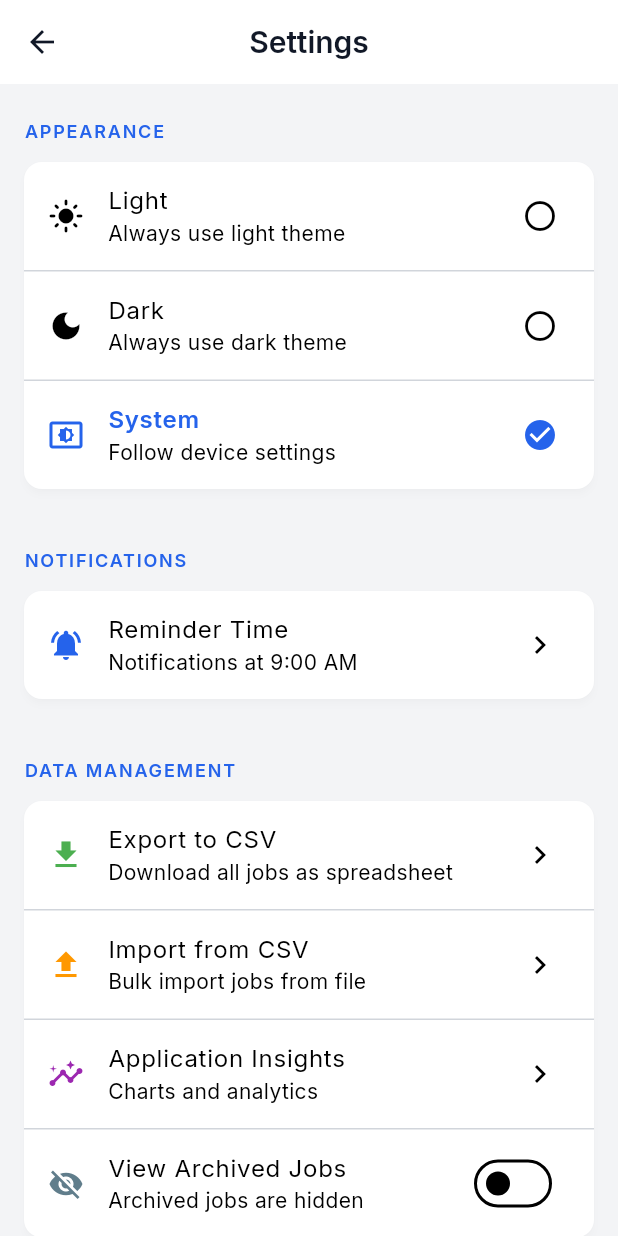
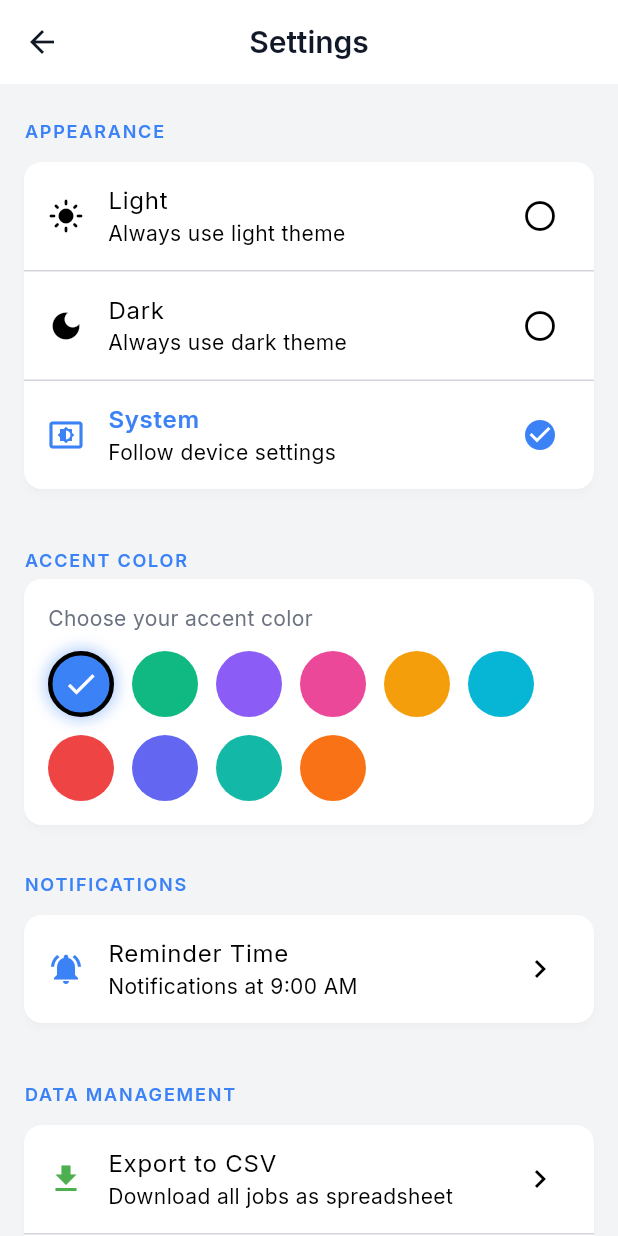
Before and after one commit to RamadanMohamed11/Job-Tracker-App, a Flutter app: the screen it shows after launch, after a tap on the "settings" icon, on a phone screen of 412 x 824 dp. Run offline on Flutter 3.47's test engine with Material 3 defaults, Android fonts, the phone set to English and light mode, and no system bars; our stand-ins replace csv, file_picker, fl_chart, flutter_bloc, flutter_local_notifications, flutter_slidable and 7 more; accounts and stored records are empty.

Commit message:
feat: Implement settings screen with theme and data management, add upcoming screen, and establish core theme system.

```diff
--- a/lib/core/theme/app_theme.dart
+++ b/lib/core/theme/app_theme.dart
@@ -16,7 +16,10 @@ class AppTheme {
   // LIGHT THEME
   // ============================================
   // Used when the user selects "Light Mode" or system is in light mode.
-  static ThemeData get lightTheme {
+  // Accepts optional custom primary color.
+  static ThemeData lightTheme({Color? primaryColor}) {
+    final primary = primaryColor ?? AppColors.primaryBlue;
+
     return ThemeData(
       // Use Material 3 design system
       useMaterial3: true,
@@ -24,15 +27,15 @@ class AppTheme {
       // Brightness tells Flutter this is a light theme
       brightness: Brightness.light,
 
-      // Primary color - the main brand color (blue)
-      primaryColor: AppColors.primaryBlue,
+      // Primary color - the main brand color
+      primaryColor: primary,
 
       // Color scheme - defines all the colors used by Material widgets
-      colorScheme: const ColorScheme.light(
-        primary: AppColors.primaryBlue,
-        secondary: AppColors.primaryBlue,
+      colorScheme: ColorScheme.light(
+        primary: primary,
+        secondary: primary,
         surface: AppColors.cardLight,
-        error: Color(0xFFDC2626),
+        error: const Color(0xFFDC2626),
       ),
 
       // Scaffold background color (the main screen background)
@@ -77,7 +80,7 @@ class AppTheme {
         ),
         focusedBorder: OutlineInputBorder(
           borderRadius: BorderRadius.circular(8),
-          borderSide: const BorderSide(color: AppColors.primaryBlue, width: 2),
+          borderSide: BorderSide(color: primary, width: 2),
         ),
         errorBorder: OutlineInputBorder(
           borderRadius: BorderRadius.circular(8),
@@ -90,7 +93,7 @@ class AppTheme {
       // Elevated button theme
       elevatedButtonTheme: ElevatedButtonThemeData(
         style: ElevatedButton.styleFrom(
-          backgroundColor: AppColors.primaryBlue,
+          backgroundColor: primary,
           foregroundColor: Colors.white,
           padding: const EdgeInsets.symmetric(horizontal: 24, vertical: 12),
           shape: RoundedRectangleBorder(borderRadius: BorderRadius.circular(8)),
@@ -104,7 +107,7 @@ class AppTheme {
       // Text button theme
       textButtonTheme: TextButtonThemeData(
         style: TextButton.styleFrom(
-          foregroundColor: AppColors.primaryBlue,
+          foregroundColor: primary,
           textStyle: GoogleFonts.inter(
             fontSize: 14,
             fontWeight: FontWeight.w500,
@@ -113,8 +116,8 @@ class AppTheme {
       ),
 
       // Floating action button theme
-      floatingActionButtonTheme: const FloatingActionButtonThemeData(
-        backgroundColor: AppColors.primaryBlue,
+      floatingActionButtonTheme: FloatingActionButtonThemeData(
+        backgroundColor: primary,
         foregroundColor: Colors.white,
         elevation: 4,
       ),
@@ -206,17 +209,20 @@ class AppTheme {
   // DARK THEME
   // ============================================
   // Used when the user selects "Dark Mode" or system is in dark mode.
-  static ThemeData get darkTheme {
+  // Accepts optional custom primary color.
+  static ThemeData darkTheme({Color? primaryColor}) {
+    final primary = primaryColor ?? AppColors.primaryBlueDark;
+
     return ThemeData(
       useMaterial3: true,
       brightness: Brightness.dark,
-      primaryColor: AppColors.primaryBlueDark,
+      primaryColor: primary,
 
-      colorScheme: const ColorScheme.dark(
-        primary: AppColors.primaryBlueDark,
-        secondary: AppColors.primaryBlueDark,
+      colorScheme: ColorScheme.dark(
+        primary: primary,
+        secondary: primary,
         surface: AppColors.cardDark,
-        error: Color(0xFFEF4444),
+        error: const Color(0xFFEF4444),
       ),
 
       scaffoldBackgroundColor: AppColors.backgroundDark,
@@ -257,10 +263,7 @@ class AppTheme {
         ),
         focusedBorder: OutlineInputBorder(
           borderRadius: BorderRadius.circular(8),
-          borderSide: const BorderSide(
-            color: AppColors.primaryBlueDark,
-            width: 2,
-          ),
+          borderSide: BorderSide(color: primary, width: 2),
         ),
         errorBorder: OutlineInputBorder(
           borderRadius: BorderRadius.circular(8),
@@ -272,7 +275,7 @@ class AppTheme {
 
       elevatedButtonTheme: ElevatedButtonThemeData(
         style: ElevatedButton.styleFrom(
-          backgroundColor: AppColors.primaryBlueDark,
+          backgroundColor: primary,
           foregroundColor: Colors.white,
           padding: const EdgeInsets.symmetric(horizontal: 24, vertical: 12),
           shape: RoundedRectangleBorder(borderRadius: BorderRadius.circular(8)),
@@ -285,7 +288,7 @@ class AppTheme {
 
       textButtonTheme: TextButtonThemeData(
         style: TextButton.styleFrom(
-          foregroundColor: AppColors.primaryBlueDark,
+          foregroundColor: primary,
           textStyle: GoogleFonts.inter(
             fontSize: 14,
             fontWeight: FontWeight.w500,
@@ -293,8 +296,8 @@ class AppTheme {
         ),
       ),
 
-      floatingActionButtonTheme: const FloatingActionButtonThemeData(
-        backgroundColor: AppColors.primaryBlueDark,
+      floatingActionButtonTheme: FloatingActionButtonThemeData(
+        backgroundColor: primary,
         foregroundColor: Colors.white,
         elevation: 4,
       ),
--- a/lib/core/theme/theme_cubit.dart
+++ b/lib/core/theme/theme_cubit.dart
@@ -26,18 +26,37 @@ enum AppThemeMode { system, light, dark }
 // ============================================
 // THEME STATE
 // ============================================
-// The state class holds the current theme mode and notification time.
+// The state class holds the current theme mode, notification time, and custom colors.
 // It's immutable - we create new instances instead of modifying.
 class ThemeState {
   final AppThemeMode themeMode;
   final int notificationHour; // 0-23
   final int notificationMinute; // 0-59
+  final int primaryColorValue; // Custom primary color as int (Color.value)
+
+  // Preset color options for users to choose from
+  static const List<int> presetColors = [
+    0xFF3B82F6, // Blue (default)
+    0xFF10B981, // Emerald
+    0xFF8B5CF6, // Purple
+    0xFFEC4899, // Pink
+    0xFFF59E0B, // Amber
+    0xFF06B6D4, // Cyan
+    0xFFEF4444, // Red
+    0xFF6366F1, // Indigo
+    0xFF14B8A6, // Teal
+    0xFFF97316, // Orange
+  ];
 
   const ThemeState({
     this.themeMode = AppThemeMode.system,
     this.notificationHour = 9, // Default: 9:00 AM
     this.notificationMinute = 0,
+    this.primaryColorValue = 0xFF3B82F6, // Default blue
   });
+
+  // Get primary color as Color object
+  Color get primaryColor => Color(primaryColorValue);
 
   // Convert Flutter's ThemeMode to our AppThemeMode
   ThemeMode get flutterThemeMode {
@@ -64,11 +83,13 @@ class ThemeState {
     AppThemeMode? themeMode,
     int? notificationHour,
     int? notificationMinute,
+    int? primaryColorValue,
   }) {
     return ThemeState(
       themeMode: themeMode ?? this.themeMode,
       notificationHour: notificationHour ?? this.notificationHour,
       notificationMinute: notificationMinute ?? this.notificationMinute,
+      primaryColorValue: primaryColorValue ?? this.primaryColorValue,
     );
   }
 
@@ -93,12 +114,17 @@ class ThemeState {
     return other is ThemeState &&
         other.themeMode == themeMode &&
         other.notificationHour == notificationHour &&
-        other.notificationMinute == notificationMinute;
+        other.notificationMinute == notificationMinute &&
+        other.primaryColorValue == primaryColorValue;
   }
 
   @override
-  int get hashCode =>
-      Object.hash(themeMode, notificationHour, notificationMinute);
+  int get hashCode => Object.hash(
+    themeMode,
+    notificationHour,
+    notificationMinute,
+    primaryColorValue,
+  );
 
   // Convert to JSON for persistence (HydratedBloc)
   Map<String, dynamic> toJson() {
@@ -106,6 +132,7 @@ class ThemeState {
       'themeMode': themeMode.index,
       'notificationHour': notificationHour,
       'notificationMinute': notificationMinute,
+      'primaryColorValue': primaryColorValue,
     };
   }
 
@@ -117,6 +144,7 @@ class ThemeState {
           AppThemeMode.values[index.clamp(0, AppThemeMode.values.length - 1)],
       notificationHour: (json['notificationHour'] as int?) ?? 9,
       notificationMinute: (json['notificationMinute'] as int?) ?? 0,
+      primaryColorValue: (json['primaryColorValue'] as int?) ?? 0xFF3B82F6,
     );
   }
 }
@@ -178,6 +206,20 @@ class ThemeCubit extends HydratedCubit<ThemeState> {
   }
 
   // ============================================
+  // CUSTOM COLOR METHODS
+  // ============================================
+
+  /// Set the primary color
+  void setPrimaryColor(int colorValue) {
+    emit(state.copyWith(primaryColorValue: colorValue));
+  }
+
+  /// Reset to default blue color
+  void resetPrimaryColor() {
+    emit(state.copyWith(primaryColorValue: 0xFF3B82F6));
+  }
+
+  // ============================================
   // HYDRATED CUBIT METHODS
   // ============================================
   // These are required by HydratedCubit for persistence.
--- a/lib/main.dart
+++ b/lib/main.dart
@@ -169,10 +169,10 @@ class _AppWithTheme extends StatelessWidget {
           navigatorKey: navigatorKey,
 
           // Light theme configuration
-          theme: AppTheme.lightTheme,
+          theme: AppTheme.lightTheme(primaryColor: themeState.primaryColor),
 
           // Dark theme configuration
-          darkTheme: AppTheme.darkTheme,
+          darkTheme: AppTheme.darkTheme(primaryColor: themeState.primaryColor),
 
           // Which theme to use: light, dark, or system
           themeMode: themeState.flutterThemeMode,
--- a/lib/presentation/screens/settings/settings_screen.dart
+++ b/lib/presentation/screens/settings/settings_screen.dart
@@ -6,6 +6,7 @@ import '../../../core/services/csv_service.dart';
 import '../../../core/theme/theme_cubit.dart';
 import '../../cubits/jobs_cubit.dart';
 import '../insights/insights_screen.dart';
+import '../upcoming/upcoming_screen.dart';
 
 // ============================================
 // SETTINGS SCREEN
@@ -81,6 +82,82 @@ class SettingsScreen extends StatelessWidget {
           const SizedBox(height: 24),
 
           // ============================================
+          // ACCENT COLOR SECTION
+          // ============================================
+          _SectionHeader(title: 'Accent Color'),
+
+          BlocBuilder<ThemeCubit, ThemeState>(
+            builder: (context, state) {
+              return Card(
+                margin: const EdgeInsets.symmetric(horizontal: 16),
+                child: Padding(
+                  padding: const EdgeInsets.all(16),
+                  child: Column(
+                    crossAxisAlignment: CrossAxisAlignment.start,
+                    children: [
+                      Text(
+                        'Choose your accent color',
+                        style: theme.textTheme.bodyMedium,
+                      ),
+                      const SizedBox(height: 12),
+                      Wrap(
+                        spacing: 12,
+                        runSpacing: 12,
+                        children: ThemeState.presetColors.map((colorValue) {
+                          final isSelected =
+                              state.primaryColorValue == colorValue;
+                          return GestureDetector(
+                            onTap: () {
+                              context.read<ThemeCubit>().setPrimaryColor(
+                                colorValue,
+                              );
+                            },
+                            child: AnimatedContainer(
+                              duration: const Duration(milliseconds: 200),
+                              width: 44,
+                              height: 44,
+                              decoration: BoxDecoration(
+                                color: Color(colorValue),
+                                shape: BoxShape.circle,
+                                border: isSelected
+                                    ? Border.all(
+                                        color: theme.colorScheme.onSurface,
+                                        width: 3,
+                                      )
+                                    : null,
+                                boxShadow: isSelected
+                                    ? [
+                                        BoxShadow(
+                                          color: Color(
+                                            colorValue,
+                                          ).withAlpha(100),
+                                          blurRadius: 8,
+                                          spreadRadius: 2,
+                                        ),
+                                      ]
+                                    : null,
+                              ),
+                              child: isSelected
+                                  ? const Icon(
+                                      Icons.check,
+                                      color: Colors.white,
+                                      size: 24,
+                                    )
+                                  : null,
+                            ),
+                          );
+                        }).toList(),
+                      ),
+                    ],
+                  ),
+                ),
+              );
+            },
+          ),
+
+          const SizedBox(height: 24),
+
+          // ============================================
           // NOTIFICATIONS SECTION
           // ============================================
           _SectionHeader(title: 'Notifications'),
@@ -140,6 +217,17 @@ class SettingsScreen extends StatelessWidget {
                   onTap: () => Navigator.push(
                     context,
                     MaterialPageRoute(builder: (_) => const InsightsScreen()),
+                  ),
+                ),
+                const Divider(height: 1),
+                ListTile(
+                  leading: const Icon(Icons.calendar_month, color: Colors.teal),
+                  title: const Text('Upcoming'),
+                  subtitle: const Text('Interviews & Follow-ups'),
+                  trailing: const Icon(Icons.chevron_right),
+                  onTap: () => Navigator.push(
+                    context,
+                    MaterialPageRoute(builder: (_) => const UpcomingScreen()),
                   ),
                 ),
                 const Divider(height: 1),
```
Also changed, not shown: lib/presentation/screens/upcoming/upcoming_screen.dart (added, +497 -0 lines).
